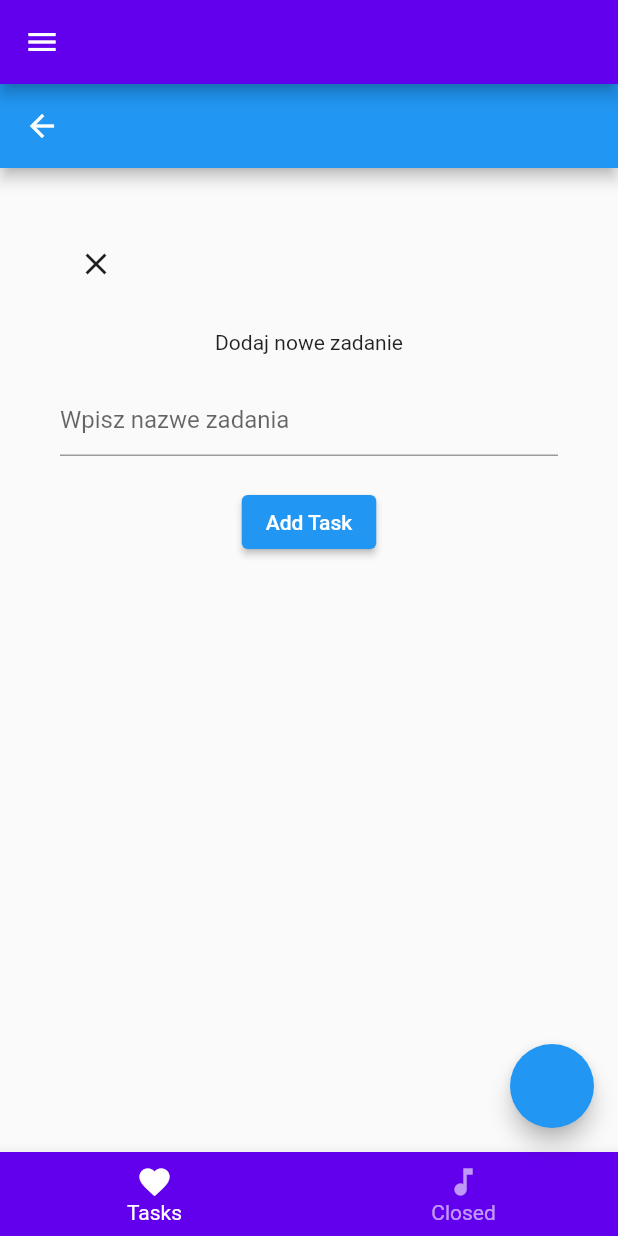
After one commit to Maciejj1/To-Do-App, a Flutter app: the ToDoSettings screen opened directly, on a phone screen of 412 x 824 dp. The commit adds this screen. Run offline on Flutter 3.47's test engine with Material 2 defaults, Android fonts, the phone set to English and light mode, and no system bars; our stand-ins replace bloc, cloud_firestore, equatable, firebase_auth, firebase_core, flutter_bloc and 3 more; missing offline and left inert: flow_builder, flutter_emoji; accounts and stored records are empty; network calls fail.

Commit message:
modified:   todo/ios/Podfile.lock 	modified:   todo/lib/pages/dashboard/dashboard.dart 	new file:   todo/lib/pages/dashboard/todo-list/bloc/to_do_list_bloc.dart 	new file:   todo/lib/pages/dashboard/todo-list/bloc/to_do_list_event.dart 	new file:   todo/lib/pages/dashboard/todo-list/bloc/to_do_list_state.dart 	new file:   todo/lib/pages/dashboard/todo-list/cubit/to_do_list_cubit.dart 	new file:   todo/lib/pages/dashboard/todo-list/cubit/to_do_list_state.dart 	new file:   todo/lib/pages/dashboard/todo-list/repo/to_do_list_repository.dart 	new file:   todo/lib/pages/dashboard/todo-list/service/to_do_list_model.dart 	new file:   todo/lib/pages/dashboard/todo-list/view/show-list.dart 	new file:   todo/lib/pages/dashboard/todo-list/view/todo.dart 	modified:   todo/lib/pages/settings/settings.dart 	modified:   todo/pubspec.lock 	modified:   todo/pubspec.yaml 	modified:   todo/windows/flutter/generated_plugin_registrant.cc 	modified:   todo/windows/flutter/generated_plugins.cmake

```diff
--- /dev/null
+++ b/todo/lib/pages/dashboard/todo-list/bloc/to_do_list_bloc.dart
@@ -0,0 +1,75 @@
+import 'package:bloc/bloc.dart';
+import 'package:equatable/equatable.dart';
+import 'package:flutter/material.dart';
+import 'package:todo/pages/dashboard/todo-list/cubit/to_do_list_cubit.dart';
+import 'package:todo/pages/dashboard/todo-list/repo/to_do_list_repository.dart';
+
+import '../service/to_do_list_model.dart';
+
+part 'to_do_list_event.dart';
+part 'to_do_list_state.dart';
+
+class ToDoListBloc extends Bloc<ToDoListEvent, ToDoListState> {
+  final ToDoRepository toDoRepository;
+
+  ToDoListBloc(this.toDoRepository) : super(ToDoListLoadingState()) {
+    on<LoadToDoList>((event, emit) async {
+      print('pobieram');
+      emit(ToDoListLoadingState());
+      try {
+        final tasks = await toDoRepository.getTasks();
+        emit(ToDoListLoadedState(tasks));
+      } catch (e, stacktrace) {
+        print(e.toString());
+        print(stacktrace.toString());
+        emit(ToDoListErrorState(e.toString()));
+      }
+    });
+  }
+}
+
+// class ToDoListBloc extends Bloc<ToDoListEvent, ToDoListState> {
+//   @override
+//   ToDoListState get initalState => ToDoListInitial();
+
+//   void onCreate(TaskModel task) {
+//     add(CreateToDo(taskModel: task));
+//   }
+
+//   void onFetch(TaskModel task) {
+//     add(LoadToDoList());
+//   }
+
+//   void onUpdate(TaskModel task) {
+//     add(UpdateToDo(taskModel: task));
+//   }
+
+//   void onDelete(TaskModel task) {
+//     add(DeleteToDo(taskModel: task));
+//   }
+
+//   void onClear(TaskModel task) {
+//     add(ClearToDo());
+//   }
+
+//   @override
+//   Stream<ToDoListState> mapEventToState(ToDoListEvent event,)async{
+//    if (event is CreateToDo) {
+//       yield state.copyWith(status: ToDoListStatus.submitting);
+
+//       try {
+//         await ToDoRepository.addTask(
+//           taskName: event.taskName,
+//           taskClosed: event.taskClosed,
+//           taskDate: event.taskDate,
+//           id: event.id,
+//         );
+
+//         yield state.copyWith(status: ToDoListStatus.success);
+//       } catch (_) {
+//         yield state.copyWith(status: ToDoListStatus.error);
+//       }
+//     }
+//   }
+//   }
+// }
--- /dev/null
+++ b/todo/lib/pages/dashboard/todo-list/bloc/to_do_list_event.dart
@@ -0,0 +1,37 @@
+part of 'to_do_list_bloc.dart';
+
+@immutable
+abstract class ToDoListEvent extends Equatable {
+  const ToDoListEvent();
+}
+
+class LoadToDoList extends ToDoListEvent {
+  @override
+  List<Object?> get props => [];
+}
+
+// class CreateToDo extends ToDoListEvent {
+//   TaskModel taskModel;
+//   CreateToDo({required this.taskModel});
+//   @override
+//   List<Object?> get props => [taskModel];
+// }
+
+// class DeleteToDo extends ToDoListEvent {
+//   TaskModel taskModel;
+//   DeleteToDo({required this.taskModel});
+//   @override
+//   List<Object?> get props => [taskModel];
+// }
+
+// class UpdateToDo extends ToDoListEvent {
+//   TaskModel taskModel;
+//   UpdateToDo({required this.taskModel});
+//   @override
+//   List<Object?> get props => [taskModel];
+// }
+// class ClearToDo extends ToDoListEvent {
+//   @override
+//   // TODO: implement props
+//   List<Object?> get props => throw UnimplementedError();
+// }
--- /dev/null
+++ b/todo/lib/pages/dashboard/todo-list/bloc/to_do_list_state.dart
@@ -0,0 +1,27 @@
+part of 'to_do_list_bloc.dart';
+
+@immutable
+abstract class ToDoListState extends Equatable {}
+
+class ToDoListLoadingState extends ToDoListState {
+  @override
+  List<Object?> get props => [];
+}
+
+class ToDoListLoadedState extends ToDoListState {
+  final List<ShowTaskModel> tasks;
+
+  ToDoListLoadedState(this.tasks);
+
+  @override
+  List<Object?> get props => [tasks];
+}
+
+class ToDoListErrorState extends ToDoListState {
+  final String error;
+
+  ToDoListErrorState(this.error);
+
+  @override
+  List<Object?> get props => [error];
+}
--- /dev/null
+++ b/todo/lib/pages/dashboard/todo-list/cubit/to_do_list_state.dart
@@ -0,0 +1,38 @@
+part of 'to_do_list_cubit.dart';
+
+enum ToDoListStatus { initial, submitting, succes, error }
+
+class ToDoListtState extends Equatable {
+  final String name;
+  final bool notClosed;
+  final Timestamp date;
+  final ToDoListStatus status;
+  final int id;
+
+  ToDoListtState(
+      {required this.name,
+      required this.status,
+      required this.notClosed,
+      required this.id,
+      required this.date});
+
+  factory ToDoListtState.initial() {
+    return ToDoListtState(
+        notClosed: true,
+        id: 1,
+        date: Timestamp.now(),
+        name: '',
+        status: ToDoListStatus.initial);
+  }
+  ToDoListtState copyWith({String? name, ToDoListStatus? status}) {
+    return ToDoListtState(
+        id: id,
+        name: name ?? this.name,
+        status: status ?? this.status,
+        notClosed: notClosed,
+        date: date);
+  }
+
+  @override
+  List<Object> get props => [name, status];
+}
--- /dev/null
+++ b/todo/lib/pages/dashboard/todo-list/service/to_do_list_model.dart
@@ -0,0 +1,34 @@
+import 'package:cloud_firestore/cloud_firestore.dart';
+
+class TaskModel {
+  final String? taskName;
+  final String? taskId;
+  final bool? taskClosed;
+  final Timestamp? taskTime;
+
+  const TaskModel(
+      {this.taskName, required this.taskId, this.taskClosed, this.taskTime});
+
+  static const empty = TaskModel(taskId: '');
+
+  bool get isEmpty => this == TaskModel.empty;
+
+  bool get isNotEmpty => this != TaskModel.empty;
+
+  @override
+  List<Object?> get props => [taskId, taskName, taskClosed, taskTime];
+}
+
+class ShowTaskModel {
+  String? taskName;
+  String? taskId;
+  bool? taskClosed;
+  Timestamp? taskTime;
+  ShowTaskModel({this.taskName, this.taskId, this.taskClosed, this.taskTime});
+  ShowTaskModel.fromJson(Map<String, dynamic> json) {
+    taskId = json['taskId'];
+    taskName = json['taskName'];
+    taskClosed = json['taskClosed'];
+    taskTime = json['taskTime'];
+  }
+}
--- /dev/null
+++ b/todo/lib/pages/dashboard/todo-list/view/todo.dart
@@ -0,0 +1,111 @@
+import 'package:flutter/material.dart';
+import 'package:flutter/src/widgets/framework.dart';
+import 'package:flutter/src/widgets/placeholder.dart';
+import 'package:flutter_bloc/flutter_bloc.dart';
+import 'package:todo/pages/dashboard/todo-list/bloc/to_do_list_bloc.dart';
+import 'package:todo/pages/dashboard/todo-list/cubit/to_do_list_cubit.dart';
+import 'package:todo/pages/dashboard/todo-list/repo/to_do_list_repository.dart';
+
+class ToDoScreen extends StatelessWidget {
+  const ToDoScreen({super.key});
+
+  @override
+  Widget build(BuildContext context) {
+    return Scaffold(
+      appBar: AppBar(),
+      body: SafeArea(
+          child: SingleChildScrollView(
+        child: Padding(
+          padding: const EdgeInsets.all(40),
+          child: BlocProvider<ToDoListCubit>(
+            create: (_) => ToDoListCubit(
+              ToDoRepository(),
+            ),
+            child: ToDoForm(),
+          ),
+        ),
+      )),
+    );
+  }
+}
+
+class ToDoForm extends StatelessWidget {
+  const ToDoForm({super.key});
+
+  @override
+  Widget build(BuildContext context) {
+    return BlocListener<ToDoListCubit, ToDoListtState>(
+      listener: (context, state) {
+        if (state.status == ToDoListStatus.succes) {
+          Navigator.of(context).pop(); // zamknięcie formularza dodawania
+          ToDoListBloc(ToDoRepository())
+            ..add(LoadToDoList()); // pobranie zaktualizowanej listy zadań
+        }
+      },
+      child: Column(
+        children: [
+          Row(
+            children: [
+              IconButton(
+                  onPressed: () => Navigator.pop(context),
+                  icon: Icon(Icons.close)),
+            ],
+          ),
+          SizedBox(
+            height: 20,
+          ),
+          Text('Dodaj nowe zadanie'),
+          SizedBox(
+            height: 20,
+          ),
+          ToDoAddTextField(),
+          SizedBox(
+            height: 20,
+          ),
+          ToDoAddButton()
+        ],
+      ),
+    );
+  }
+}
+
+class ToDoAddTextField extends StatelessWidget {
+  const ToDoAddTextField({super.key});
+
+  @override
+  Widget build(BuildContext context) {
+    return BlocBuilder<ToDoListCubit, ToDoListtState>(
+      buildWhen: (previous, current) => previous.name != current.name,
+      builder: (context, state) {
+        return SizedBox(
+          width: 380,
+          child: TextFormField(
+            decoration: InputDecoration(hintText: "Wpisz nazwe zadania"),
+            onChanged: (name) {
+              context.read<ToDoListCubit>().nameChanged(name);
+            },
+          ),
+        );
+      },
+    );
+  }
+}
+
+class ToDoAddButton extends StatelessWidget {
+  const ToDoAddButton({super.key});
+
+  @override
+  Widget build(BuildContext context) {
+    return BlocBuilder<ToDoListCubit, ToDoListtState>(
+      builder: (context, state) {
+        return state.status == ToDoListStatus.submitting
+            ? const CircularProgressIndicator.adaptive()
+            : ElevatedButton(
+                onPressed: () {
+                  context.read<ToDoListCubit>().addTask();
+                },
+                child: Text('Add Task'));
+      },
+    );
+  }
+}
--- a/todo/lib/pages/settings/settings.dart
+++ b/todo/lib/pages/settings/settings.dart
@@ -1,4 +1,5 @@
 import 'package:flutter/material.dart';
+import 'package:todo/pages/dashboard/todo-list/view/todo.dart';
 
 import '../../config/helpers/todo-appBar.dart';
 import '../../config/helpers/todo-bottomNavBar.dart';
@@ -21,6 +22,7 @@ class _ToDoSettingsState extends State<ToDoSettings> {
       appBar: const TodoAppBar(),
       drawer: TodoDrawer(),
       bottomNavigationBar: const ToDoBottomNav(),
+      body: ToDoScreen(),
     );
   }
 }
--- a/todo/pubspec.yaml
+++ b/todo/pubspec.yaml
@@ -47,6 +47,7 @@ dependencies:
   top_snackbar_flutter: ^3.0.0+1
   drag_and_drop_lists: ^0.3.3
   flutter_emoji: ^2.4.0
+  timeago: ^3.4.0
 dev_dependencies:
   flutter_test:
     sdk: flutter
```
Also changed, not shown: todo/lib/pages/dashboard/dashboard.dart (+118 -40 lines), todo/lib/pages/dashboard/todo-list/cubit/to_do_list_cubit.dart (added, +30 -0 lines), todo/lib/pages/dashboard/todo-list/repo/to_do_list_repository.dart (added, +45 -0 lines), todo/lib/pages/dashboard/todo-list/view/show-list.dart (added), todo/pubspec.lock, 3 other files.
